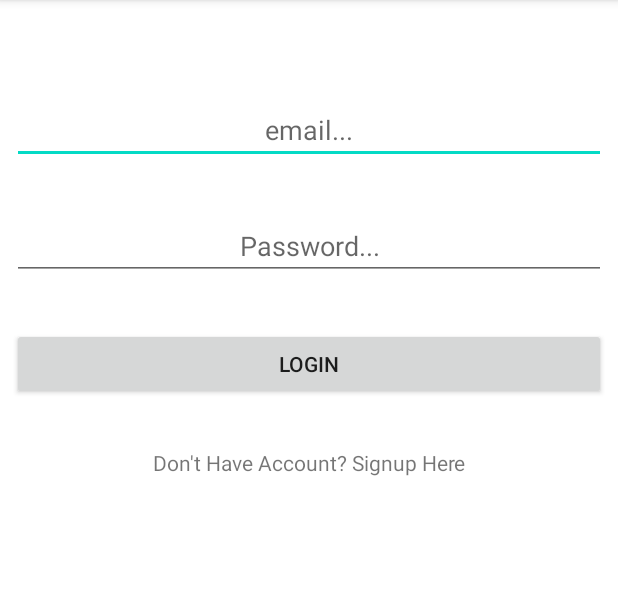
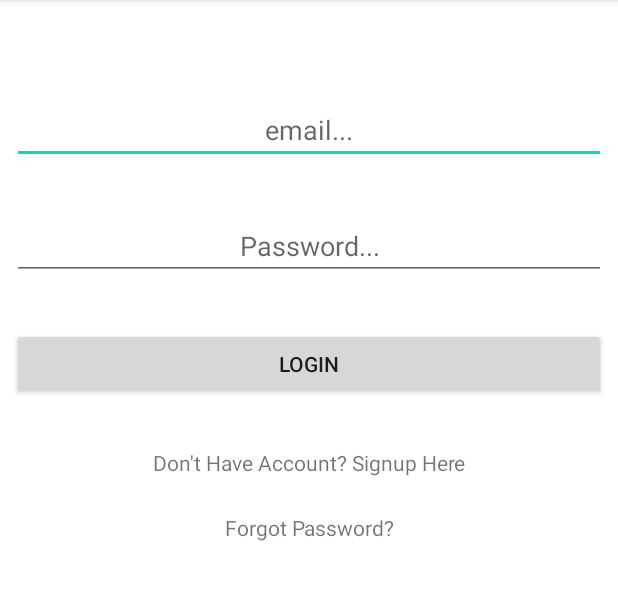
Before and after one commit to csc668-868-hakunamatata/android-finance-app, an Android app: the screen it shows after launch (LoginActivity), on a phone screen of 412 x 824 dp, the part 84-684 px from its top. Run offline under Robolectric (Android 15) with nearby library versions, the phone set to English and light mode, and no system bars; our stand-ins replace Firebase (no records; nobody signed in at launch, a user with empty details on screens opened directly).

Commit message:
Added reset password functionality

```diff
--- a/app/build.gradle
+++ b/app/build.gradle
@@ -47,3 +47,7 @@ dependencies {
     implementation 'com.google.firebase:firebase-messaging'
 
 }
+
+task prepareKotlinBuildScriptModel {
+
+}
--- a/app/src/main/AndroidManifest.xml
+++ b/app/src/main/AndroidManifest.xml
@@ -8,7 +8,8 @@
         android:roundIcon="@mipmap/ic_launcher_round"
         android:supportsRtl="true"
         android:theme="@style/AppTheme">
-        <activity android:name=".activities.InitSetupActivity"></activity>
+        <activity android:name=".activities.ForgotPasswordActivity"></activity>
+        <activity android:name=".activities.InitSetupActivity" />
         <activity
             android:name=".activities.NewTransactionActivity"
             android:theme="@style/AppTheme.NoActionBar" />
--- a/app/src/main/java/com/example/financeapp/activities/LoginActivity.java
+++ b/app/src/main/java/com/example/financeapp/activities/LoginActivity.java
@@ -22,6 +22,7 @@ import com.google.firebase.auth.FirebaseUser;
 public class LoginActivity extends AppCompatActivity implements View.OnClickListener{
 
     private EditText userEmail, userPassword;
+    private TextView forgotPassword;
     private Button loginButton;
     private FirebaseAuth mAuth;
 
@@ -29,6 +30,9 @@ public class LoginActivity extends AppCompatActivity implements View.OnClickList
     protected void onCreate(Bundle savedInstanceState) {
         super.onCreate(savedInstanceState);
         setContentView(R.layout.activity_login);
+
+        forgotPassword = (TextView) findViewById(R.id.forgotPassword);
+        forgotPassword.setOnClickListener(this);
 
         mAuth = FirebaseAuth.getInstance();
         if(mAuth.getCurrentUser()!=null){
@@ -68,6 +72,11 @@ public class LoginActivity extends AppCompatActivity implements View.OnClickList
             case R.id.loginButton:
                 initiateLogin();
                 break;
+
+            case R.id.forgotPassword:
+                Intent newIntent = new Intent(LoginActivity.this, ForgotPasswordActivity.class);
+                startActivity(newIntent);
+                break;
         }
     }
 
--- a/app/src/main/res/layout/activity_login.xml
+++ b/app/src/main/res/layout/activity_login.xml
@@ -71,4 +71,17 @@
         app:layout_constraintEnd_toEndOf="parent"
         app:layout_constraintStart_toStartOf="parent"
         app:layout_constraintTop_toBottomOf="@+id/loginButton" />
+
+    <TextView
+        android:id="@+id/forgotPassword"
+        android:layout_width="0dp"
+        android:layout_height="wrap_content"
+        android:layout_marginStart="8dp"
+        android:layout_marginTop="24dp"
+        android:layout_marginEnd="8dp"
+        android:gravity="center"
+        android:text="@string/forgotPassword"
+        app:layout_constraintEnd_toEndOf="parent"
+        app:layout_constraintStart_toStartOf="parent"
+        app:layout_constraintTop_toBottomOf="@+id/noAccount" />
 </androidx.constraintlayout.widget.ConstraintLayout>
--- a/app/src/main/res/values/strings.xml
+++ b/app/src/main/res/values/strings.xml
@@ -45,5 +45,7 @@
     <string name="initPrompt">Would you like to set up your budget limit and alert?</string>
     <string name="budgetLimit">Budget Limit</string>
     <string name="budgetAlert">Budget Alert (% of limit reached)</string>
+    <string name="forgotPassword">Forgot Password?</string>
+    <string name="resetPass">RESET PASSWORD</string>
 
 </resources>
```
Also changed, not shown: app/src/main/java/com/example/financeapp/activities/ForgotPasswordActivity.java (added, +63 -0 lines), app/src/main/res/layout/activity_forgot_password.xml (added, +35 -0 lines), build.gradle (line endings or trailing spaces).
